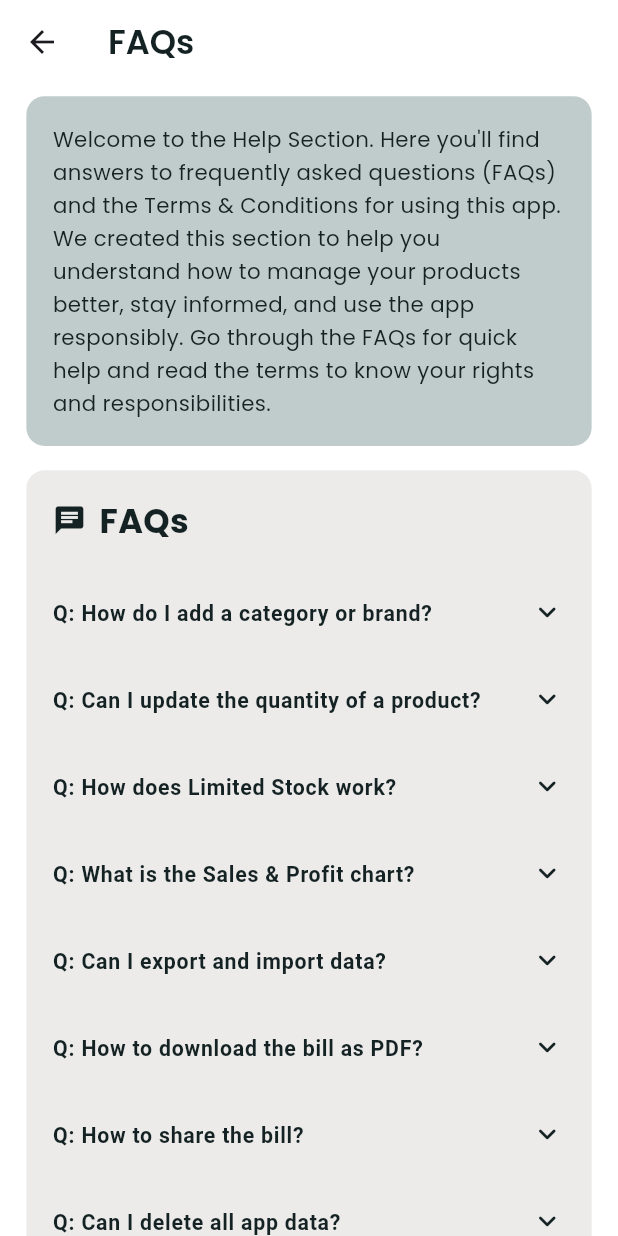
After one commit to yadukrishnan369/beatbox, a Flutter app: the FAQScreen screen opened by its route, on a phone screen of 412 x 824 dp. The commit adds this screen. Run offline on Flutter 3.47's test engine with Material 3 defaults, Android fonts, the light colour scheme and no system bars; our stand-ins replace flutter_screenutil, google_fonts, hive, hive_flutter, image_picker, local_auth and 2 more; accounts and stored records are empty.

Commit message:
added FAQs screen

```diff
--- /dev/null
+++ b/lib/features/app_settings_info_management/ui/faq_screen.dart
@@ -0,0 +1,56 @@
+import 'package:beatbox/core/app_colors.dart';
+import 'package:beatbox/features/app_settings_info_management/widgets/faq_section_widget.dart';
+import 'package:flutter/material.dart';
+import 'package:flutter_screenutil/flutter_screenutil.dart';
+
+class FAQScreen extends StatelessWidget {
+  const FAQScreen({super.key});
+
+  @override
+  Widget build(BuildContext context) {
+    return Scaffold(
+      backgroundColor: AppColors.white,
+      appBar: AppBar(
+        backgroundColor: AppColors.white,
+        elevation: 0,
+        title: Text(
+          'FAQs',
+          style: TextStyle(
+            fontSize: 22.sp,
+            fontWeight: FontWeight.w600,
+            color: AppColors.textPrimary,
+          ),
+        ),
+      ),
+      body: SingleChildScrollView(
+        physics: BouncingScrollPhysics(),
+        padding: EdgeInsets.symmetric(horizontal: 16.w, vertical: 8.h),
+        child: Column(
+          crossAxisAlignment: CrossAxisAlignment.start,
+          children: [
+            // Welcome Note
+            Container(
+              padding: EdgeInsets.all(16.w),
+              decoration: BoxDecoration(
+                color: AppColors.contColor,
+                borderRadius: BorderRadius.circular(12.r),
+              ),
+              child: Text(
+                'Welcome to the Help Section. Here you\'ll find answers to frequently asked questions (FAQs) and the Terms & Conditions for using this app. We created this section to help you understand how to manage your products better, stay informed, and use the app responsibly. Go through the FAQs for quick help and read the terms to know your rights and responsibilities.',
+                style: TextStyle(
+                  fontSize: 14.sp,
+                  height: 1.5.h,
+                  color: AppColors.textPrimary,
+                ),
+              ),
+            ),
+            SizedBox(height: 16.h),
+
+            // FAQ Section Widget
+            const FAQSection(),
+          ],
+        ),
+      ),
+    );
+  }
+}
--- /dev/null
+++ b/lib/features/app_settings_info_management/widgets/faq_section_widget.dart
@@ -0,0 +1,142 @@
+import 'package:beatbox/core/app_colors.dart';
+import 'package:flutter/material.dart';
+import 'package:flutter_screenutil/flutter_screenutil.dart';
+
+class FAQSection extends StatelessWidget {
+  const FAQSection({super.key});
+
+  @override
+  Widget build(BuildContext context) {
+    return Container(
+      padding: EdgeInsets.all(16.w),
+      decoration: BoxDecoration(
+        color: AppColors.cardColor,
+        borderRadius: BorderRadius.circular(12.r),
+      ),
+      child: Column(
+        crossAxisAlignment: CrossAxisAlignment.start,
+        children: [
+          // FAQ Header
+          Row(
+            children: [
+              Icon(Icons.chat, size: 22.sp, color: AppColors.textPrimary),
+              SizedBox(width: 8.w),
+              Text(
+                'FAQs',
+                style: TextStyle(
+                  fontSize: 22.sp,
+                  fontWeight: FontWeight.w700,
+                  color: AppColors.textPrimary,
+                ),
+              ),
+            ],
+          ),
+          SizedBox(height: 16.h),
+
+          // FAQ Items
+          ..._faqData.map(
+            (item) => _buildFAQItem(
+              question: item['question']!,
+              answer: item['answer']!,
+            ),
+          ),
+        ],
+      ),
+    );
+  }
+
+  // ExpansionTile widget
+  Widget _buildFAQItem({required String question, required String answer}) {
+    return Theme(
+      data: ThemeData().copyWith(dividerColor: Colors.transparent),
+      child: ExpansionTile(
+        tilePadding: EdgeInsets.symmetric(horizontal: 0),
+        childrenPadding: EdgeInsets.only(left: 4.w, right: 4.w, bottom: 8.h),
+        title: Text(
+          question,
+          style: TextStyle(
+            fontSize: 14.sp,
+            fontWeight: FontWeight.w600,
+            color: AppColors.textPrimary,
+          ),
+        ),
+        trailing: const Icon(
+          Icons.keyboard_arrow_down_rounded,
+          color: AppColors.textPrimary,
+        ),
+        children: [
+          Align(
+            alignment: Alignment.centerLeft,
+            child: Text(
+              answer,
+              style: TextStyle(
+                fontSize: 14.sp,
+                color: AppColors.textPrimary,
+                height: 1.4,
+              ),
+            ),
+          ),
+        ],
+      ),
+    );
+  }
+
+  // FAQ data list
+  List<Map<String, String>> get _faqData => [
+    {
+      'question': 'Q: How do I add a category or brand?',
+      'answer':
+          'Go to the stock screen and tap the add icon. Enter name and image to save.',
+    },
+    {
+      'question': 'Q: Can I update the quantity of a product?',
+      'answer':
+          'Yes, use the Update Product screen or Limited Stock screen to modify quantity.',
+    },
+    {
+      'question': 'Q: How does Limited Stock work?',
+      'answer':
+          'Products with quantity below 5 will appear in Limited Stock screen for quick restock.',
+    },
+    {
+      'question': 'Q: What is the Sales & Profit chart?',
+      'answer':
+          'It shows daily, weekly, or monthly performance. Filter by date for full insight.',
+    },
+    {
+      'question': 'Q: Can I export and import data?',
+      'answer':
+          'Yes, go to Settings. You can backup data to a file and restore from it anytime.',
+    },
+    {
+      'question': 'Q: How to download the bill as PDF?',
+      'answer':
+          'After making a sale, tap the generate PDF button on the bill details screen to download it.',
+    },
+    {
+      'question': 'Q: How to share the bill?',
+      'answer':
+          'After generating PDF, tap the share icon to send via WhatsApp, Gmail, or others.',
+    },
+    {
+      'question': 'Q: Can I delete all app data?',
+      'answer':
+          'Yes, but use it carefully. Go to Settings and tap "Clear All Data" with confirmation.',
+    },
+    {
+      'question': 'Q: How to change between light and dark mode?',
+      'answer':
+          'In Settings, use the Theme Toggle to switch between Light and Dark themes.',
+    },
+    {
+      'question': 'Q: What happens if a product is out of stock?',
+      'answer':
+          'It will be marked as Out of Stock and not shown in active product list.',
+    },
+    {
+      'question': 'Q: What does New Arrival mean?',
+      'answer':
+          'Products added in the last 7 days are tagged as New Arrival automatically.',
+    },
+  ];
+}
--- a/lib/features/home/widgets/custom_drawer_widget.dart
+++ b/lib/features/home/widgets/custom_drawer_widget.dart
@@ -81,7 +81,9 @@ class CustomDrawer extends StatelessWidget {
                       context,
                       icon: Icons.help_outline,
                       title: 'FAQs section',
-                      onTap: () {},
+                      onTap: () {
+                        Navigator.pushNamed(context, AppRoutes.faq);
+                      },
                     ),
                     _buildDivider(),
                     _buildMenuItem(
--- a/lib/main.dart
+++ b/lib/main.dart
@@ -1,4 +1,5 @@
 import 'dart:io';
+import 'package:beatbox/features/app_settings_info_management/ui/faq_screen.dart';
 import 'package:beatbox/features/app_settings_info_management/ui/user_manual_screen.dart';
 import 'package:beatbox/features/auth/biometric_screen.dart';
 import 'package:beatbox/features/bill_management/ui/bill_details_screen.dart';
@@ -169,6 +170,7 @@ class _MyAppState extends State<MyApp> {
             AppRoutes.billHistory: (context) => BillHistoryScreen(),
             AppRoutes.billDetails: (context) => BillDetailsScreen(),
             AppRoutes.userManual: (context) => UserManualScreen(),
+            AppRoutes.faq: (context) => FAQScreen(),
           },
           // set fixed text size of user device settings
           builder: (context, child) {
--- a/lib/routes/app_routes.dart
+++ b/lib/routes/app_routes.dart
@@ -1,3 +1,4 @@
+import 'package:beatbox/features/app_settings_info_management/ui/faq_screen.dart';
 import 'package:beatbox/features/app_settings_info_management/ui/user_manual_screen.dart';
 import 'package:beatbox/features/bill_management/ui/bill_details_screen.dart';
 import 'package:beatbox/features/bill_management/ui/bill_history_screen.dart';
@@ -46,6 +47,7 @@ class AppRoutes {
   static const String billHistory = '/billHistory';
   static const String billDetails = '/billDetails';
   static const String userManual = '/userManual';
+  static const String faq = '/faq';
 
   /// set each routes, its screen widget
   static Map<String, WidgetBuilder> get routes => {
@@ -71,6 +73,7 @@ class AppRoutes {
     billHistory: (context) => BillHistoryScreen(),
     billDetails: (context) => BillDetailsScreen(),
     userManual: (context) => UserManualScreen(),
+    faq: (context) => FAQScreen(),
   };
 
   //tracking navigation and Pause/resume the app
```
